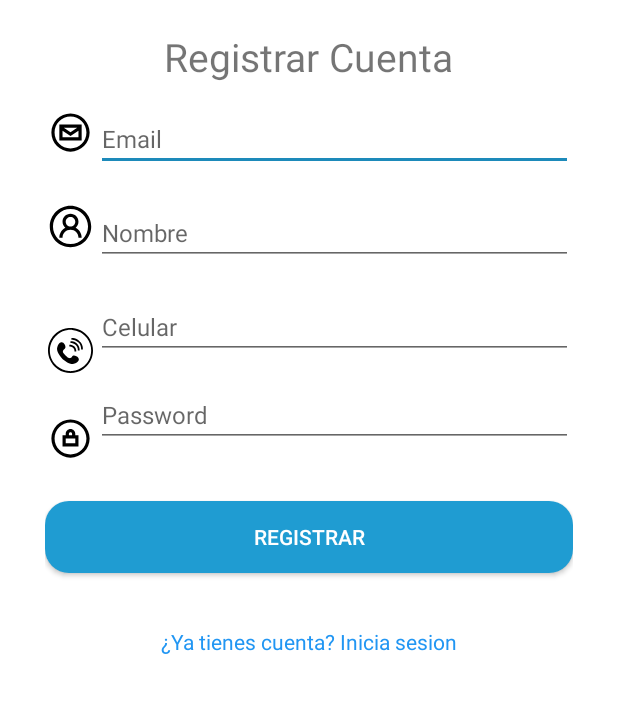
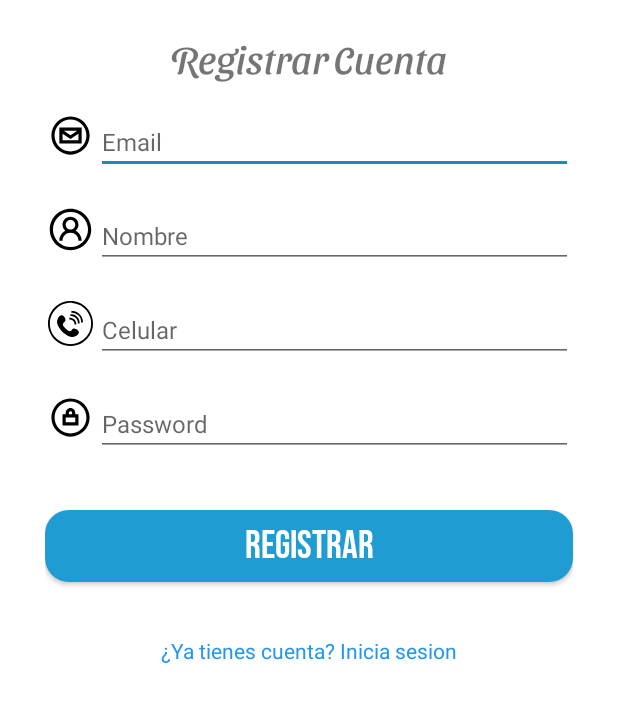
Before and after one commit to sebastianMorales01/DenunciasTalcAPP, an Android app: the RegisterActivity screen opened directly, with no data from a screen before it, on a phone screen of 412 x 824 dp, the part 300-1022 px from its top. Run offline under Robolectric (Android 15) with nearby library versions, the phone set to English and light mode, and no system bars; our stand-ins replace Firebase (no records; nobody signed in at launch, a user with empty details on screens opened directly).

Commit message:
diseño listo

```diff
--- a/app/src/main/res/layout/activity_main.xml
+++ b/app/src/main/res/layout/activity_main.xml
@@ -23,6 +23,7 @@
                 android:gravity="center"
                 android:minHeight="?actionBarSize"
                 android:padding="@dimen/appbar_padding"
+                android:fontFamily="@font/sansitaswashedregular"
                 android:text="@string/app_name"
                 android:textAppearance="@style/TextAppearance.Widget.AppCompat.Toolbar.Title" />
             <ImageView
--- a/app/src/main/res/layout/activity_register.xml
+++ b/app/src/main/res/layout/activity_register.xml
@@ -21,19 +21,20 @@
     <TextView
         android:layout_width="wrap_content"
         android:layout_height="wrap_content"
-        android:id="@+id/register_nombreapp"
+        android:id="@+id/register_register"
         android:text="Registrar Cuenta"
         android:textSize="26dp"
         android:layout_centerHorizontal="true"
         android:layout_marginBottom="16sp"
         android:layout_below="@id/logo"
+        android:fontFamily="@font/sansitaswashedregular"
         />
     <ImageView
         android:id="@+id/register_icon_email"
         android:layout_width="34dp"
         android:layout_height="34dp"
         android:layout_alignParentStart="true"
-        android:layout_below="@id/register_nombreapp"
+        android:layout_below="@id/register_register"
         android:src="@drawable/ic_email"
         />
     <EditText
@@ -41,7 +42,7 @@
         android:layout_width="match_parent"
         android:layout_height="wrap_content"
         android:hint="Email"
-        android:layout_below="@id/register_nombreapp"
+        android:layout_below="@id/register_register"
         android:layout_toRightOf="@id/register_icon_email"
         android:inputType="textEmailAddress"
         android:textSize="16dp"
@@ -53,7 +54,7 @@
         android:layout_alignParentStart="true"
         android:layout_below="@id/register_email"
         android:src="@drawable/ic_user"
-        android:layout_marginVertical="20dp"
+        android:layout_marginTop="20dp"
         />
     <EditText
         android:id="@+id/register_name"
@@ -63,26 +64,26 @@
         android:inputType="text"
         android:layout_below="@id/register_email"
         android:layout_toRightOf="@id/register_icon_user"
-        android:layout_marginVertical="20dp"
+        android:layout_marginTop="20dp"
         android:textSize="16dp"
         />
+
     <ImageView
         android:id="@+id/register_icon_phone"
         android:layout_width="34dp"
         android:layout_height="34dp"
-        android:layout_alignParentStart="true"
         android:layout_below="@id/register_name"
-        android:src="@drawable/ic_phone"
-        android:layout_marginVertical="20dp"
+        android:layout_marginTop="20dp"
         android:padding="2dp"
-        />
+        android:src="@drawable/ic_phone" />
+
     <EditText
         android:id="@+id/register_celular"
         android:layout_width="match_parent"
         android:layout_height="wrap_content"
         android:hint="Celular"
-        android:layout_marginBottom="16dp"
         android:textSize="16dp"
+        android:layout_marginTop="20dp"
         android:layout_below="@id/register_name"
         android:layout_toRightOf="@id/register_icon_phone"
         />
@@ -90,10 +91,9 @@
         android:id="@+id/register_icon_pass"
         android:layout_width="34dp"
         android:layout_height="34dp"
-        android:layout_alignParentStart="true"
         android:layout_below="@id/register_celular"
         android:src="@drawable/ic_password"
-        android:layout_marginVertical="20dp"
+        android:layout_marginTop="20dp"
         />
     <EditText
         android:id="@+id/register_clave"
@@ -103,6 +103,7 @@
         android:inputType="numberPassword"
         android:layout_marginBottom="16dp"
         android:textSize="16dp"
+        android:layout_marginTop="20dp"
         android:layout_below="@id/register_celular"
         android:layout_toRightOf="@id/register_icon_pass"
         />
@@ -116,6 +117,8 @@
         android:textColor="#ffff"
         android:layout_marginVertical="20dp"
         android:layout_below="@id/register_clave"
+        android:fontFamily="@font/bebasneueregular"
+        android:textSize="26dp"
         />
     <TextView
         android:layout_width="match_parent"
--- a/app/src/main/res/layout/item_denuncia.xml
+++ b/app/src/main/res/layout/item_denuncia.xml
@@ -30,7 +30,9 @@
         android:text="Denuncia 1"
         android:textStyle="bold"
         android:layout_toRightOf="@id/item_denuncia_circle"
-        android:textSize="20sp"/>
+        android:textSize="20sp"
+
+        />
     <TextView
         android:layout_width="wrap_content"
         android:layout_height="wrap_content"
```
Also changed, not shown: app/src/main/res/layout/activity_login.xml (+6 -1 lines), app/src/main/res/layout/fragment_denunciar.xml (+6 -1 lines), app/src/main/res/drawable/logo.png (deleted), app/src/main/res/font/bebasneueregular.ttf (added), app/src/main/res/font/sansitaswashedregular.ttf (added).
